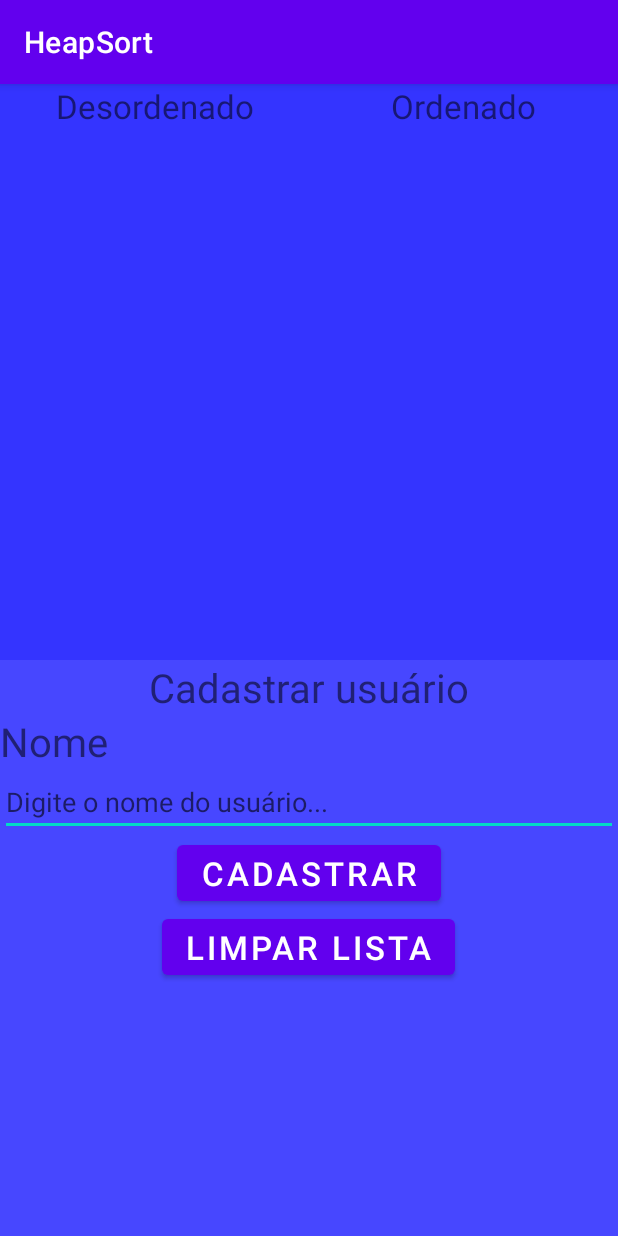
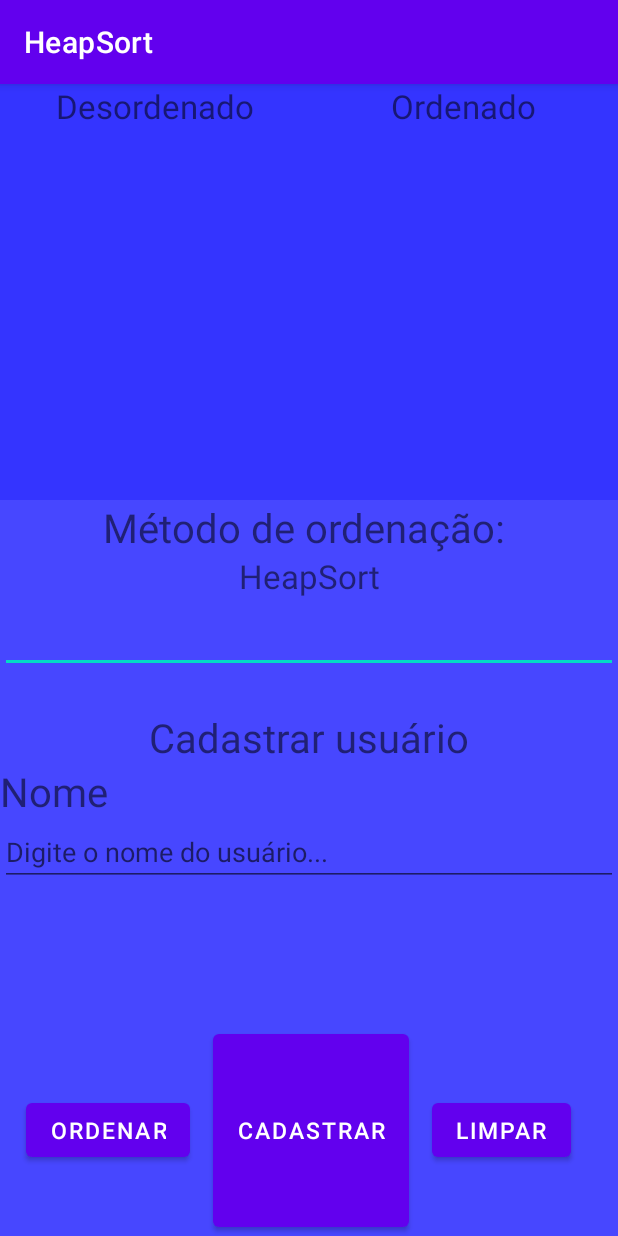
Before and after one commit to jefersonSevero/fadergsN2, an Android app: the screen it shows after launch (MainActivity), on a phone screen of 412 x 824 dp. Run offline under Robolectric (Android 15) with nearby library versions, the phone set to English and light mode, and no system bars.

Commit message:
segunda atualização

```diff
--- a/app/src/main/java/br/jef/heapsort/MainActivity.java
+++ b/app/src/main/java/br/jef/heapsort/MainActivity.java
@@ -10,6 +10,7 @@ import android.widget.ArrayAdapter;
 import android.widget.Button;
 import android.widget.EditText;
 import android.widget.ListView;
+import android.widget.RadioButton;
 import android.widget.Toast;
 
 import java.lang.reflect.Array;
@@ -18,6 +19,7 @@ import java.util.List;
 public class MainActivity extends AppCompatActivity {
     private Button btCadastrar;
     private Button btLimpar;
+    private Button btOrdenar;
     private EditText etNome;
     private ListView lvDesordenado;
     private ListView lvOrdenado;
@@ -25,19 +27,24 @@ public class MainActivity extends AppCompatActivity {
     private List<Usuario> listaOrdenado;
     private ArrayAdapter adapter1;
     private ArrayAdapter adapter2;
+    private RadioButton rbHeap;
+    private RadioButton rbBubble;
+    private EditText etIteracao;
 
     @Override
     protected void onCreate(Bundle savedInstanceState) {
         super.onCreate(savedInstanceState);
         setContentView(R.layout.activity_main);
 
+        etIteracao = findViewById(R.id.etIteracao);
         btCadastrar = findViewById(R.id.btCadastrar);
         btLimpar = findViewById(R.id.btLimparLista);
+        btOrdenar = findViewById(R.id.btOrdenar);
         etNome = findViewById(R.id.etNome);
         lvDesordenado = findViewById(R.id.lvDesordenado);
         lvOrdenado = findViewById(R.id.lvOrdenado);
         carregarListaDesordenada();
-        buubleSort();
+        //bubbleSort();
 
         //carregarListaOrdenada();
         btCadastrar.setOnClickListener(new View.OnClickListener() {
@@ -45,7 +52,6 @@ public class MainActivity extends AppCompatActivity {
             public void onClick(View view) {
                 cadastrar();
                 carregarListaDesordenada();
-                buubleSort();
               //  carregarListaOrdenada();
             }
         });
@@ -55,9 +61,19 @@ public class MainActivity extends AppCompatActivity {
             public void onClick(View view) {
                 limpar();
                 carregarListaDesordenada();
-                carregarListaOrdenada();
+               // bubbleSort();
+                heapSort();
             }
         });
+
+        btOrdenar.setOnClickListener(new View.OnClickListener() {
+            @Override
+            public void onClick(View view) {
+                heapSort();
+                }
+        });
+
+
     }
 
     private void cadastrar() {
@@ -82,7 +98,6 @@ public class MainActivity extends AppCompatActivity {
     }
 
 
-
     private void carregarListaDesordenada() {
         listaUsuarios = UsuarioDAO.getUsuarios(this);
 
@@ -98,8 +113,9 @@ public class MainActivity extends AppCompatActivity {
 
 
     //Lista Ordenada
-    private void carregarListaOrdenada() {
+    private void heapSort() {
         listaOrdenado = UsuarioDAO.getUsuarios(this);
+        int iteracoes = 0;
 
         if (listaOrdenado.size() == 0) {
 
@@ -158,36 +174,46 @@ public class MainActivity extends AppCompatActivity {
                 }
 
                 j = index;
+                iteracoes++;
 
             }while(index < i);
         }
-
+        etIteracao.setText("Total de iterações: " + iteracoes);
         adapter2 = new ArrayAdapter(this, android.R.layout.simple_list_item_1, lista);
         lvOrdenado.setAdapter(adapter2);
     }
 
-    private void buubleSort(){
+    private void bubbleSort(){
         listaOrdenado = UsuarioDAO.getUsuarios(this);
         int aux = listaOrdenado.size();
         String [] lista = new String [aux];
         String aux2;
+        int iteracoes = 0;
+        boolean ordenado;
 
         for (int i = 0; i < aux; i++){
             lista [i] = listaOrdenado.get(i).getNome();
         }
 
         for(int i = 0;i < aux; i++) {
+            ordenado = true;
+
             for (int j = 0; j < aux-1; j++) {
+                iteracoes++;
                 if (lista[j].compareTo(lista[j + 1]) > 0) {
                     aux2 = lista[j];
                     lista[j] = lista[j + 1];
                     lista[j + 1] = aux2;
+                    ordenado = false;
                 }
             }
+            if(ordenado){
+                break;
+            }
         }
-
+        etIteracao.setText("" + iteracoes);
         adapter1 = new ArrayAdapter(this, android.R.layout.simple_list_item_1, lista);
-        lvDesordenado.setAdapter(adapter1);
+        lvOrdenado.setAdapter(adapter1);
     }
 
 }
--- a/app/src/main/res/layout/activity_main.xml
+++ b/app/src/main/res/layout/activity_main.xml
@@ -12,7 +12,7 @@
     <LinearLayout
         android:layout_width="match_parent"
         android:layout_height="0dp"
-        android:layout_weight="1"
+        android:layout_weight="1.7"
         android:orientation="horizontal">
 
         <LinearLayout
@@ -21,6 +21,7 @@
             android:layout_weight="1"
             android:orientation="vertical"
             android:background="#3434FF">
+
 
             <TextView
                 android:layout_width="match_parent"
@@ -32,7 +33,11 @@
             <ListView
                 android:id="@+id/lvDesordenado"
                 android:layout_width="match_parent"
-                android:layout_height="match_parent"/>
+                android:layout_height="wrap_content"
+                android:layout_weight="1"/>
+
+
+
 
         </LinearLayout>
 
@@ -53,16 +58,57 @@
             <ListView
                 android:id="@+id/lvOrdenado"
                 android:layout_width="match_parent"
-                android:layout_height="match_parent"/>
+                android:layout_height="wrap_content"
+                android:layout_weight="1"/>
+
+
+
+
         </LinearLayout>
     </LinearLayout>
 
     <LinearLayout
         android:layout_width="match_parent"
         android:layout_height="0dp"
-        android:layout_weight="1"
+        android:layout_weight="3"
         android:orientation="vertical"
         android:background="#4747FF">
+
+        <LinearLayout
+            android:layout_width="match_parent"
+            android:layout_height="0dp"
+            android:layout_weight="1"
+            android:orientation="vertical">
+
+            <TextView
+                android:layout_width="match_parent"
+                android:layout_height="wrap_content"
+                android:text="Método de ordenação: "
+                android:textSize="12pt"
+                android:textAlignment="center"/>
+
+            <TextView
+                android:layout_width="match_parent"
+                android:layout_height="wrap_content"
+                android:text="HeapSort"
+                android:textSize="10pt"
+                android:textAlignment="center"/>
+
+            <EditText
+                android:id="@+id/etIteracao"
+                android:layout_width="match_parent"
+                android:layout_height="wrap_content"
+                android:textSize="10pt"
+                android:textAlignment="center"
+                android:editable="false"/>
+
+       </LinearLayout>
+
+        <LinearLayout
+            android:layout_width="match_parent"
+            android:layout_height="0dp"
+            android:layout_weight="1.5"
+            android:orientation="vertical">
 
         <TextView
             android:layout_width="match_parent"
@@ -83,21 +129,56 @@
             android:layout_height="wrap_content"
             android:hint="Digite o nome do usuário..." />
 
+
+        </LinearLayout>
+
+
+
+        <LinearLayout
+            android:layout_width="match_parent"
+            android:layout_height="0dp"
+            android:layout_weight="1"
+            android:orientation="horizontal">
+            <Space
+                android:layout_width="17dp"
+                android:layout_height="wrap_content">
+
+            </Space>
+
+            <Button
+                android:id="@+id/btOrdenar"
+                android:layout_width="wrap_content"
+                android:layout_height="wrap_content"
+                android:layout_gravity="center"
+                android:text="Ordenar"
+                android:textSize="7pt" />
+
+            <Space
+                android:layout_width="15dp"
+                android:layout_height="wrap_content">
+
+            </Space>
             <Button
                 android:id="@+id/btCadastrar"
                 android:layout_width="wrap_content"
-            android:layout_height="wrap_content"
+                android:layout_height="match_parent"
                 android:layout_gravity="center"
                 android:text="Cadastrar"
-            android:textSize="10pt" />
+                android:textSize="7pt" />
+            <Space
+                android:layout_width="15dp"
+                android:layout_height="wrap_content">
+
+            </Space>
 
             <Button
                 android:id="@+id/btLimparLista"
                 android:layout_width="wrap_content"
                 android:layout_height="wrap_content"
                 android:layout_gravity="center"
-            android:text="Limpar lista"
-            android:textSize="10pt" />
+                android:text="Limpar"
+                android:textSize="7pt" />
+        </LinearLayout>
 
     </LinearLayout>
 
```
Lines whose indentation alone changed are shown as unchanged.
